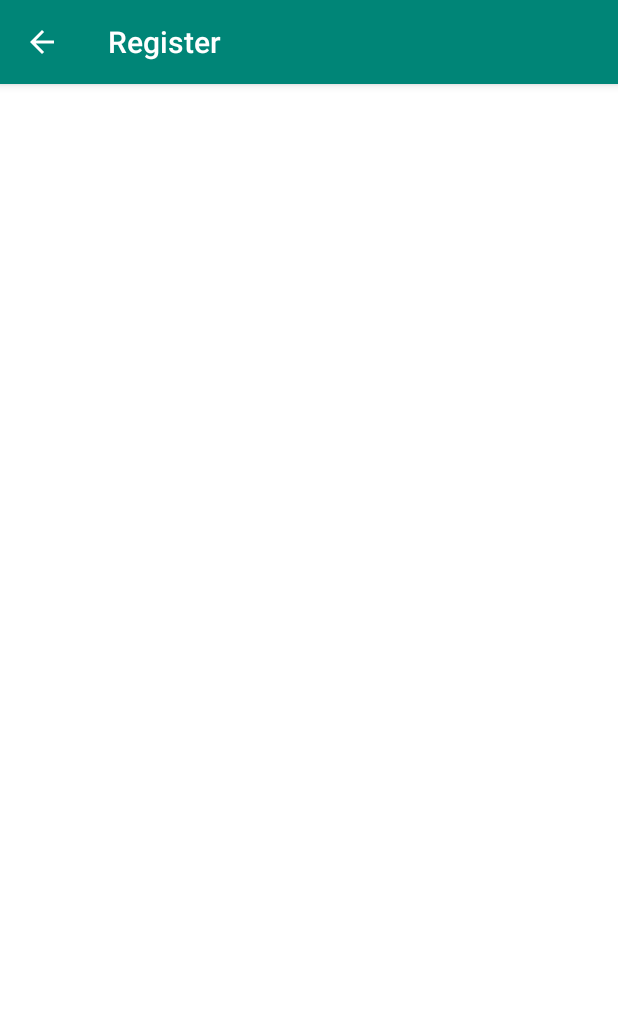
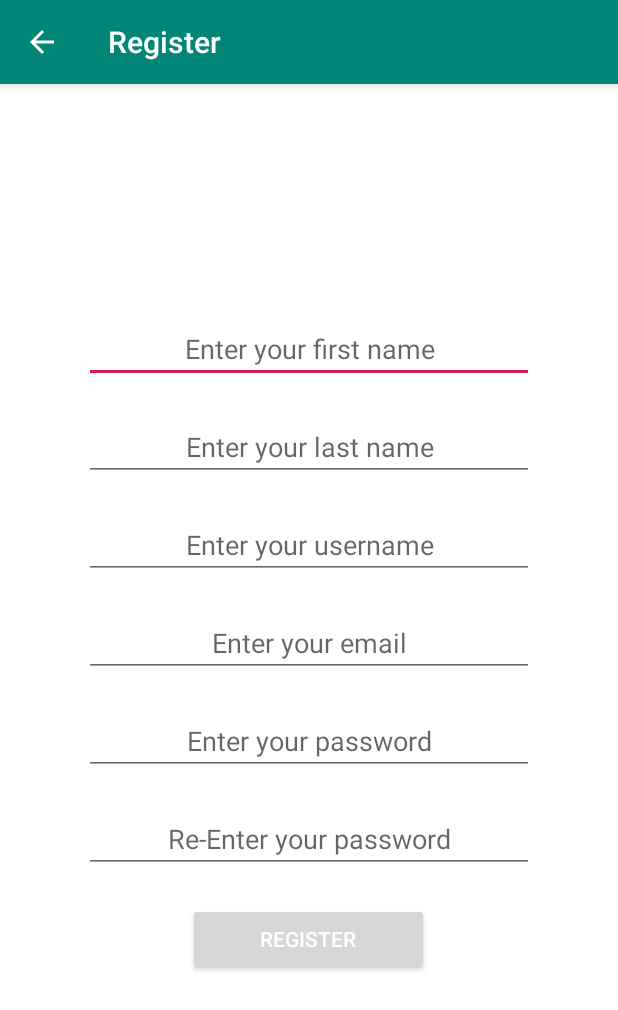
Before and after one commit to relevium/AndroidAPP, an Android app: the RegisterActivity screen opened directly, with no data from a screen before it, on a phone screen of 412 x 824 dp. Shown: the top 1010 px of the screen. Run offline under Robolectric (Android 15) with nearby library versions, the phone set to English and light mode, and no system bars.

Commit message:
Added: Populated the xml file for RegisterActivity Built RegisterActivity class skeleton for next logic implementation

```diff
--- a/app/src/main/java/com/example/android/releviumfinal/RegisterActivity.java
+++ b/app/src/main/java/com/example/android/releviumfinal/RegisterActivity.java
@@ -2,12 +2,41 @@ package com.example.android.releviumfinal;
 
 import android.os.Bundle;
 import android.support.v7.app.AppCompatActivity;
+import android.view.View;
+import android.widget.Button;
+import android.widget.EditText;
 
 public class RegisterActivity extends AppCompatActivity {
+
+
+    private Button registerBtn;
+    private EditText firstnameEdt;
+    private EditText lastnameEdt;
+    private EditText usernameEdt;
+    private EditText emailEdt;
+    private EditText passwordEdt;
+    private EditText repasswordEdt;
 
     @Override
     protected void onCreate(Bundle savedInstanceState) {
         super.onCreate(savedInstanceState);
         setContentView(R.layout.register);
+
+        registerBtn = (Button) findViewById(R.id.submit);
+
+        firstnameEdt = (EditText) findViewById(R.id.firstName_register);
+        lastnameEdt = (EditText) findViewById(R.id.lastName_register);
+        usernameEdt = (EditText) findViewById(R.id.username_register);
+        emailEdt = (EditText) findViewById(R.id.email_register);
+        passwordEdt = (EditText) findViewById(R.id.password_register);
+        repasswordEdt = (EditText) findViewById(R.id.re_password_register);
+
+        registerBtn.setOnClickListener(new View.OnClickListener() {
+            // The code in this method will be executed when the submit button is clicked on.
+            @Override
+            public void onClick(View view) {
+
+            }
+        });
     }
 }
--- a/app/src/main/res/layout/register.xml
+++ b/app/src/main/res/layout/register.xml
@@ -5,7 +5,78 @@
     android:layout_width="match_parent"
     android:layout_height="match_parent"
     android:background="#FFFFFF"
-    android:gravity="center_horizontal"
+    android:gravity="center"
     tools:context=".MainActivity">
 
+    <EditText
+        android:layout_width="300dp"
+        android:layout_height="wrap_content"
+        android:inputType="text"
+        android:id="@+id/firstName_register"
+        android:hint="@string/firstname"
+        android:layout_marginLeft="20dp"
+        android:layout_marginRight="20dp"
+        android:layout_marginBottom="20dp"
+        android:gravity="center"/>
+    <EditText
+        android:layout_width="300dp"
+        android:layout_height="wrap_content"
+        android:inputType="text"
+        android:id="@+id/lastName_register"
+        android:hint="@string/lastname"
+        android:layout_marginLeft="20dp"
+        android:layout_marginRight="20dp"
+        android:layout_marginBottom="20dp"
+        android:gravity="center"/>
+    <EditText
+        android:layout_width="300dp"
+        android:layout_height="wrap_content"
+        android:inputType="text"
+        android:id="@+id/username_register"
+        android:hint="@string/username"
+        android:layout_marginLeft="20dp"
+        android:layout_marginRight="20dp"
+        android:layout_marginBottom="20dp"
+        android:gravity="center"/>
+    <EditText
+        android:layout_width="300dp"
+        android:layout_height="wrap_content"
+        android:inputType="textEmailAddress"
+        android:id="@+id/email_register"
+        android:hint="@string/email_hint"
+        android:layout_marginLeft="20dp"
+        android:layout_marginRight="20dp"
+        android:layout_marginBottom="20dp"
+        android:gravity="center"/>
+    <EditText
+        android:layout_width="300dp"
+        android:layout_height="wrap_content"
+        android:inputType="textPassword"
+        android:id="@+id/password_register"
+        android:hint="@string/password"
+        android:layout_marginLeft="20dp"
+        android:layout_marginRight="20dp"
+        android:layout_marginBottom="20dp"
+        android:gravity="center"/>
+    <EditText
+        android:layout_width="300dp"
+        android:layout_height="wrap_content"
+        android:inputType="textPassword"
+        android:id="@+id/re_password_register"
+        android:hint="@string/re_password"
+        android:layout_marginLeft="20dp"
+        android:layout_marginRight="20dp"
+        android:layout_marginBottom="20dp"
+        android:gravity="center"/>
+
+    <Button
+        android:layout_width="160.5dp"
+        android:layout_height="48.25dp"
+        android:text="@string/button2_register"
+        android:id="@+id/submit"
+        android:layout_marginLeft="20dp"
+        android:layout_marginRight="20dp"
+        android:layout_marginBottom="20dp"
+        android:textColor="#FFFFFF"/>
+
 </LinearLayout>
--- a/app/src/main/res/values/strings.xml
+++ b/app/src/main/res/values/strings.xml
@@ -6,4 +6,11 @@
     <string name="password_hint">Enter your password</string>
     <string name="email_hint">Enter your email</string>
     <string name="register_activity">Register</string>
+    <string name="firstname">Enter your first name</string>
+    <string name="lastname">Enter your last name</string>
+    <string name="username">Enter your username</string>
+    <string name="email">Enter your email</string>
+    <string name="password">Enter your password</string>
+    <string name="re_password">Re-Enter your password</string>
+
 </resources>
```
